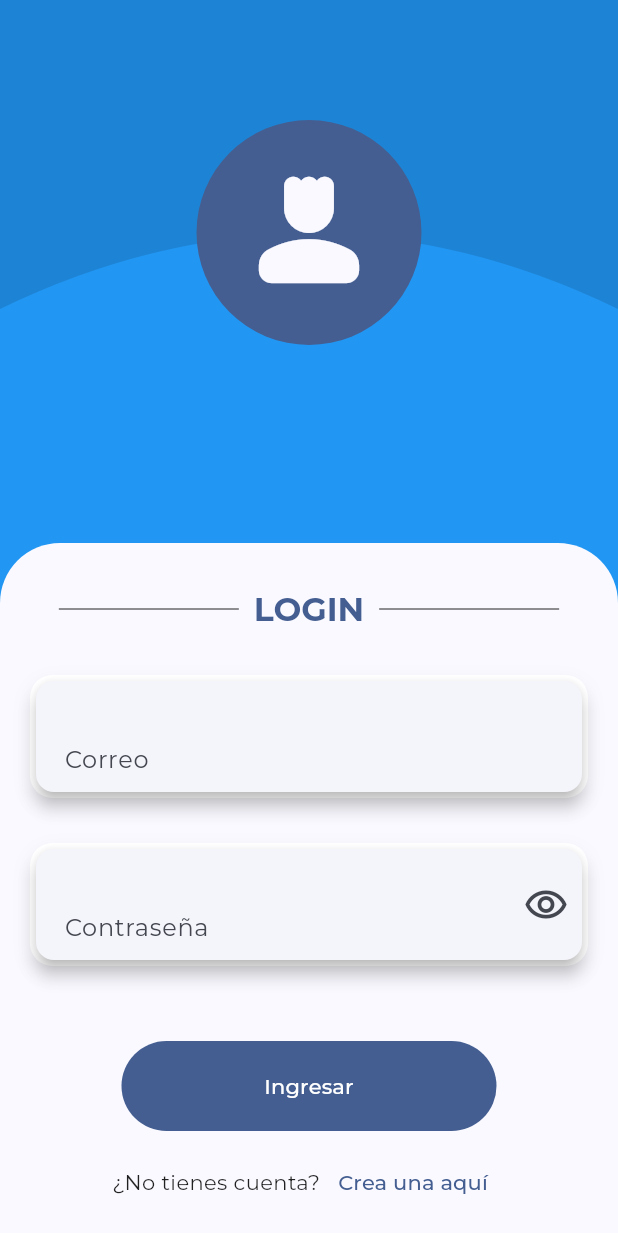
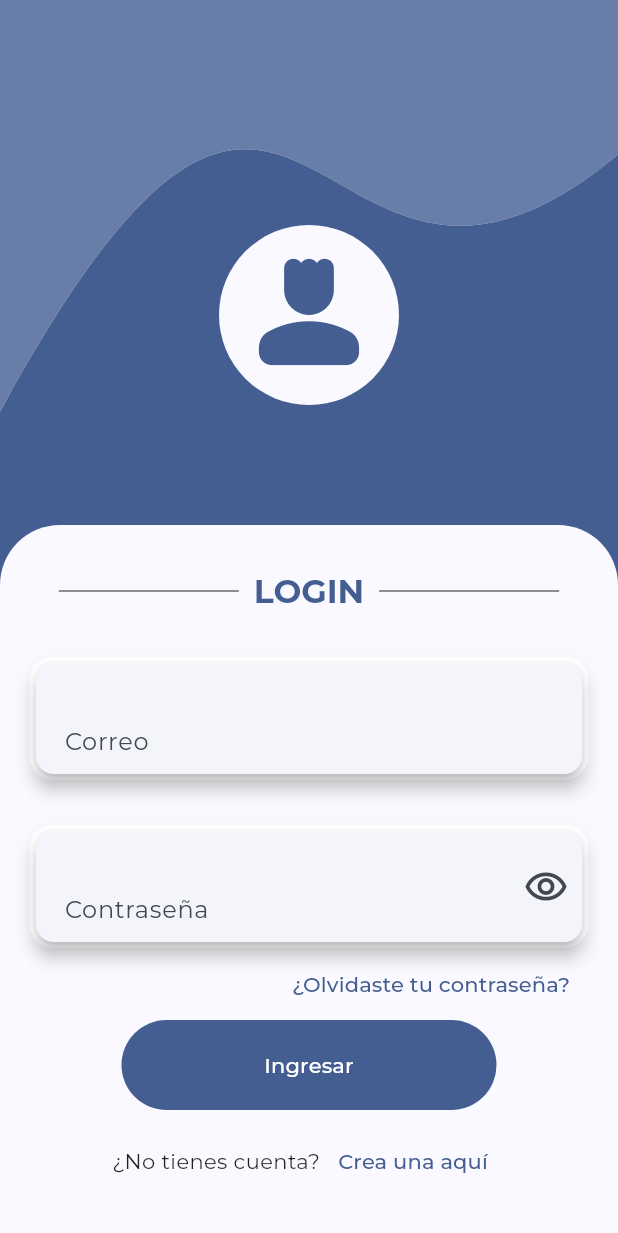
Before and after one commit to No-Country-simulation/c14-54-ft-dart, a Flutter app: the screen it shows after launch, on a phone screen of 412 x 824 dp. Shown: the top 1233 px of the screen. Run offline on Flutter 3.47's test engine with Material 2 defaults, Android fonts, the phone set to English and light mode, and no system bars; our stand-ins replace device_preview, flutter_riverpod, go_router, google_fonts.

Commit message:
login finished already fixed

```diff
--- a/lib/config/theme/app_theme.dart
+++ b/lib/config/theme/app_theme.dart
@@ -5,7 +5,10 @@ class AppTheme {
   final bool isDarkMode;
   final Color colorSeed;
 
-  AppTheme({this.isDarkMode = false, this.colorSeed = Colors.blueAccent});
+  AppTheme({
+    this.isDarkMode = false,
+    this.colorSeed = Colors.blueAccent,
+  });
 
   ThemeData getAppTheme() => ThemeData(
         useMaterial3: true,
--- a/lib/features/auth/presentation/screens/login_screen/login_screen.dart
+++ b/lib/features/auth/presentation/screens/login_screen/login_screen.dart
@@ -12,31 +12,35 @@ class LoginScreen extends StatelessWidget {
   @override
   Widget build(BuildContext context) {
     final colors = Theme.of(context).colorScheme;
-    final Size size = MediaQuery.of(context).size;
+
     return GestureDetector(
       onTap: () => FocusManager.instance.primaryFocus?.unfocus(),
       child: Scaffold(
-          body: SingleChildScrollView(
-        physics: const ClampingScrollPhysics(),
-        child: Stack(
+          body: Stack(
         alignment: Alignment.topCenter,
         children: [
-            const CustomBackground(color: Colors.blue),
+          SingleChildScrollView(
+              child: CustomBackground(
+            color: colors.primary,
+          )),
+          SingleChildScrollView(
+            child: Column(
+              children: [
                 const Padding(
-              padding: EdgeInsets.symmetric(vertical: 80),
+                  padding: EdgeInsets.only(
+                    top: 150,
+                    bottom: 80,
+                  ),
                   child: _LoginIcon(),
                 ),
-            Padding(
-              padding: EdgeInsets.only(
-                top: size.height / 2 - 50,
-              ),
-              child: FormContainerBackground(
+                FormContainerBackground(
                   color: colors.background,
                   child: const _LoginForm(),
                 ),
+              ],
+            ),
           ),
         ],
-        ),
       )),
     );
   }
@@ -49,15 +53,15 @@ class _LoginIcon extends StatelessWidget {
   Widget build(BuildContext context) {
     final colors = Theme.of(context).colorScheme;
     return Container(
-      height: 150,
-      width: 150,
+      height: 120,
+      width: 120,
       decoration: BoxDecoration(
-        color: colors.primary,
+        color: colors.background,
         borderRadius: BorderRadius.circular(100),
       ),
       child: Icon(
         Icons.person_4_rounded,
-        color: colors.surface,
+        color: colors.primary,
         size: 100,
       ),
     );
@@ -111,10 +115,16 @@ class _LoginForm extends ConsumerWidget {
                 onChanged: null,
                 errorMessage: null,
               ),
+              Align(
+                alignment: Alignment.topRight,
+                child: TextButton(
+                  onPressed: () {},
+                  child: const Text('¿Olvidaste tu contraseña?'),
+                ),
+              ),
             ],
           ),
         ),
-        const SizedBox(height: 50),
         SizedBox(
           width: 250,
           height: 60,
@@ -135,7 +145,6 @@ class _LoginForm extends ConsumerWidget {
             )
           ],
         ),
-        const Spacer(flex: 1),
       ],
     );
   }
--- a/lib/features/auth/presentation/widgets/forms/custom_background.dart
+++ b/lib/features/auth/presentation/widgets/forms/custom_background.dart
@@ -2,47 +2,77 @@ import 'package:flutter/material.dart';
 
 class CustomBackground extends StatelessWidget {
   final Color color;
-  const CustomBackground({super.key, required this.color});
+
+  const CustomBackground({Key? key, required this.color}) : super(key: key);
 
   @override
   Widget build(BuildContext context) {
     final Size size = MediaQuery.of(context).size;
-    return Stack(
-      children: [
-        Container(
-          height: size.height,
-          width: double.infinity,
-          color: color,
+    return ConstrainedBox(
+      constraints: BoxConstraints(maxHeight: size.height, maxWidth: size.width),
+      child: CustomPaint(
+        size: const Size(double.infinity, double.infinity),
+        painter: CurvePainter(
+          color: color.withOpacity(0.8),
+          up: true,
         ),
-        CustomPaint(
-          size: Size(size.width, size.height / 4),
-          painter: CurvePainter(),
-        ),
-      ],
+        child: CustomPaint(
+            size: const Size(double.infinity, double.infinity),
+            painter: CurvePainter(
+              color: color,
+              up: false,
+            )),
+      ),
     );
   }
 }
 
 class CurvePainter extends CustomPainter {
+  final Color color;
+  final bool up;
+
+  CurvePainter({required this.up, required this.color});
+
   @override
   void paint(Canvas canvas, Size size) {
-    final paint = Paint()
-      ..color = Colors.black12 // Color de la curva (mismo que el fondo azul)
-      ..style = PaintingStyle.fill;
+    final paint = Paint()..color = color;
 
+    if (up) {
+      final path = Path()
+        ..moveTo(0, size.height / 3)
+        ..cubicTo(
+          size.width / 2,
+          -size.height / 8,
+          size.width / 2,
+          size.height / 3,
+          size.width,
+          size.height / 8,
+        )
+        ..lineTo(size.width, 0)
+        ..lineTo(0, 0)
+        ..close();
+
+      return canvas.drawPath(path, paint);
+    }
     final path = Path()
-      ..moveTo(0, size.height)
-      ..quadraticBezierTo(
-          size.width / 2, size.height - 100, size.width, size.height)
-      ..lineTo(size.width, 0)
-      ..lineTo(0, 0)
+      ..moveTo(0, size.height / 3)
+      ..cubicTo(
+        size.width / 2,
+        -size.height / 8,
+        size.width / 2,
+        size.height / 3,
+        size.width,
+        size.height / 8,
+      )
+      ..lineTo(size.width, size.height)
+      ..lineTo(0, size.height)
       ..close();
 
-    canvas.drawPath(path, paint);
+    return canvas.drawPath(path, paint);
   }
 
   @override
-  bool shouldRepaint(covariant CustomPainter oldDelegate) {
+  bool shouldRepaint(CustomPainter oldDelegate) {
     return false;
   }
 }
--- a/lib/features/auth/presentation/widgets/forms/form_container_background.dart
+++ b/lib/features/auth/presentation/widgets/forms/form_container_background.dart
@@ -14,7 +14,7 @@ class FormContainerBackground extends StatelessWidget {
   Widget build(BuildContext context) {
     final Size size = MediaQuery.of(context).size;
     return Container(
-      height: size.height - 250,
+      height: size.height-300,
       width: double.infinity,
       decoration: BoxDecoration(
         color: color,
```
Also changed, not shown: pubspec.lock. Lines whose indentation alone changed are shown as unchanged.
